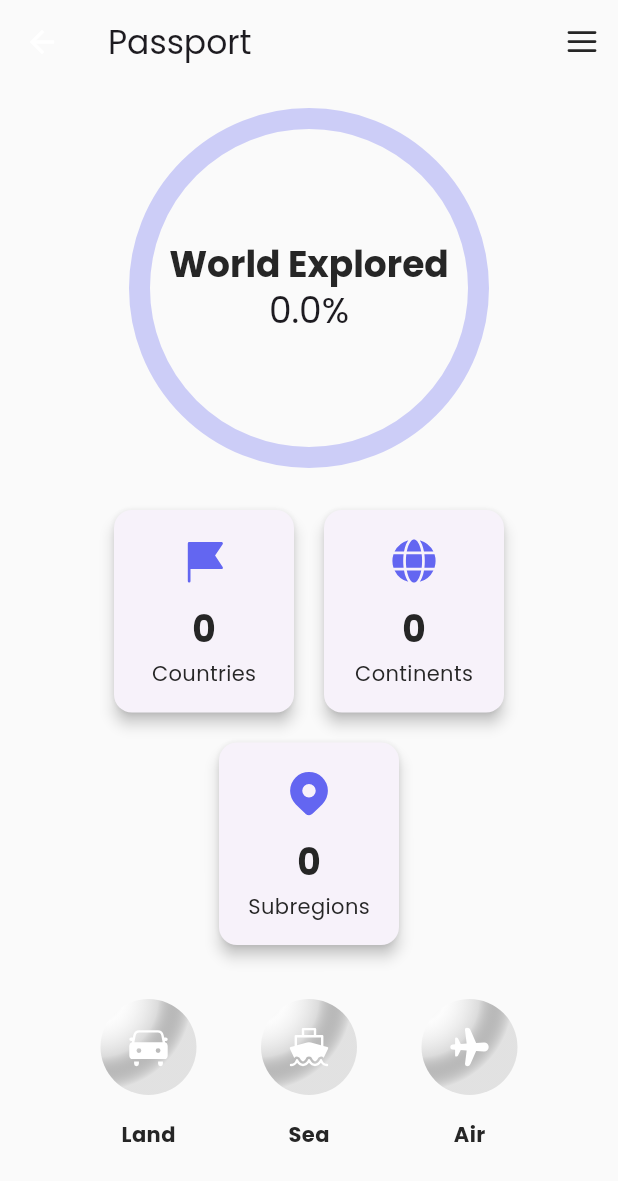
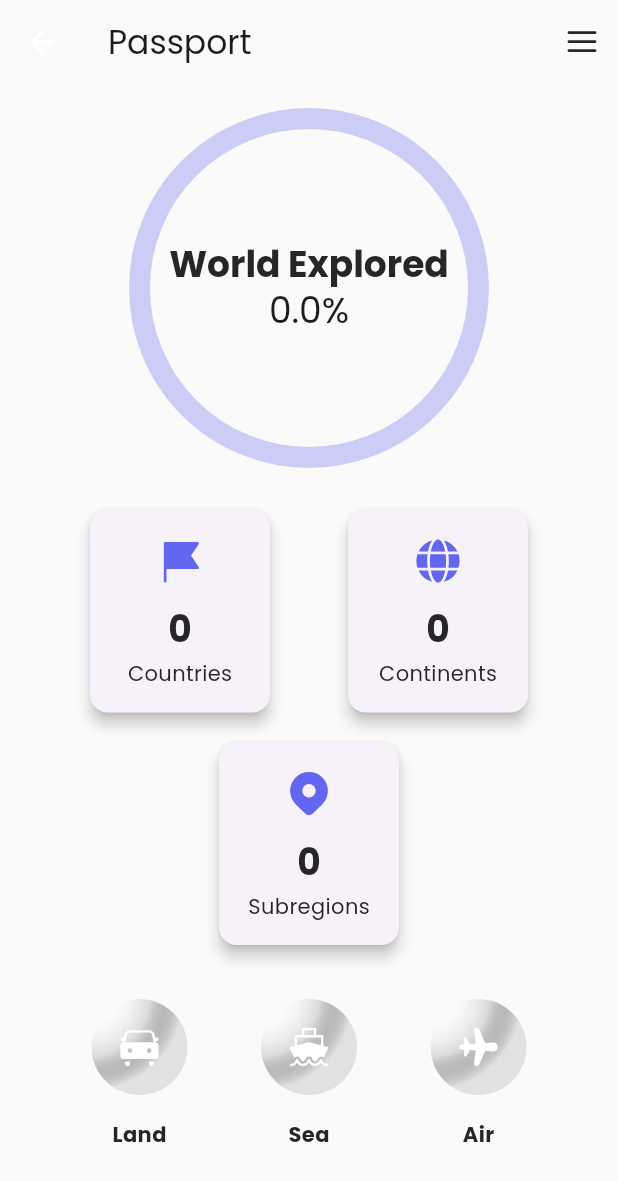
Before and after one commit to ChristianAlessandri/yourworld, a Flutter app: the PassportScreen screen opened directly, on a phone screen of 412 x 824 dp. Shown: the top 1181 px of the screen. Run offline on Flutter 3.47's test engine with Material 3 defaults, Android fonts, the phone set to English and light mode, and no system bars; drawn by our look-alikes of percent_indicator; our stand-ins replace fluentui_system_icons, flutter_map, google_fonts, hive, hive_flutter, latlong2; accounts and stored records are empty; statements that could not run were skipped.

Commit message:
improved the style of the app

```diff
--- a/lib/presentation/screens/passport_screen.dart
+++ b/lib/presentation/screens/passport_screen.dart
@@ -281,7 +281,7 @@ class _PassportScreenState extends State<PassportScreen> {
             ),
             const SizedBox(height: 24),
             Wrap(
-              alignment: WrapAlignment.center,
+              alignment: WrapAlignment.spaceEvenly,
               spacing: 12,
               runSpacing: 12,
               children: [
@@ -306,8 +306,10 @@ class _PassportScreenState extends State<PassportScreen> {
               ],
             ),
             const SizedBox(height: 24),
-            Row(
-              mainAxisAlignment: MainAxisAlignment.spaceEvenly,
+            Wrap(
+              alignment: WrapAlignment.spaceEvenly,
+              spacing: 12,
+              runSpacing: 12,
               children: [
                 TransportBadge(
                   label: 'Land',
```
Also changed, not shown: lib/presentation/screens/home_screen.dart (+0 -8 lines), lib/presentation/screens/travels_screen.dart (deleted, +0 -10 lines).
